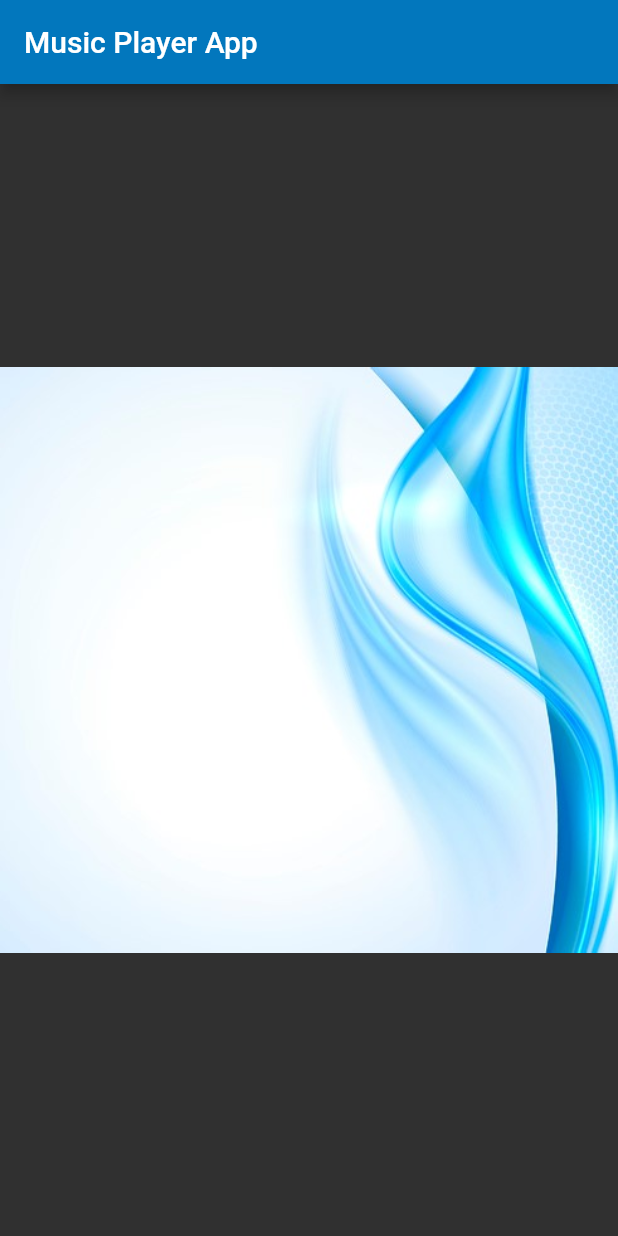
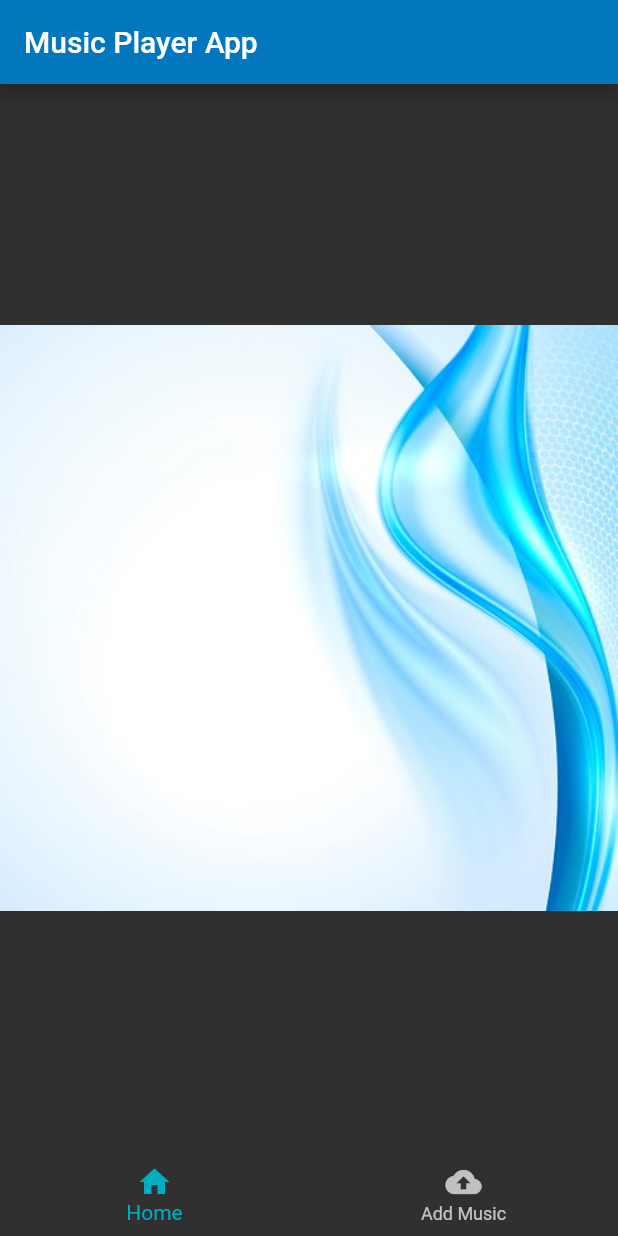
Before and after one commit to KAVINDYADEVINDI/music_app_flutter, a Flutter app: the screen it shows after launch, on a phone screen of 412 x 824 dp. Run offline on Flutter 3.47's test engine with Material 2 defaults, Android fonts, the phone set to English and light mode, and no system bars; Roboto replaces fonts that are missing (Georgia, Hind).

```diff
--- a/lib/main.dart
+++ b/lib/main.dart
@@ -1,12 +1,17 @@
 import 'package:flutter/material.dart';
-import 'views/home.dart';
 
 void main() {
   runApp(MyApp());
 }
 
-class MyApp extends StatelessWidget {
-  // This widget is the root of your application.
+class MyApp extends StatefulWidget {
+  @override
+  _MyAppState createState() => _MyAppState();
+}
+
+class _MyAppState extends State<MyApp> {
+  int currentindex=0;
+
   @override
   Widget build(BuildContext context) {
     return MaterialApp(
@@ -30,19 +35,34 @@ class MyApp extends StatelessWidget {
 
       debugShowCheckedModeBanner:false ,//delete banner in appbar
 
+
       home:Scaffold(
         appBar: AppBar(
           title:Text('Music Player App')
         ),
         body:Center(
-         child: Image(
-            image: AssetImage('assets/k.jpg'),
-          )
-        )
+         child:
+           Image.asset('assets/k.jpg',fit: BoxFit.cover,),
+
+        ),
+
+        bottomNavigationBar: BottomNavigationBar(
+          currentIndex: currentindex,
+          items: [
+            BottomNavigationBarItem(
+              title: Text("Home"),
+              icon: Icon(Icons.home),
+            ),
+            BottomNavigationBarItem(
+              title: Text("Add Music"),
+              icon: Icon(Icons.cloud_upload),
+            ),
+
+          ],
+        ),
 
       )
 
     );
   }
-
 }
```
